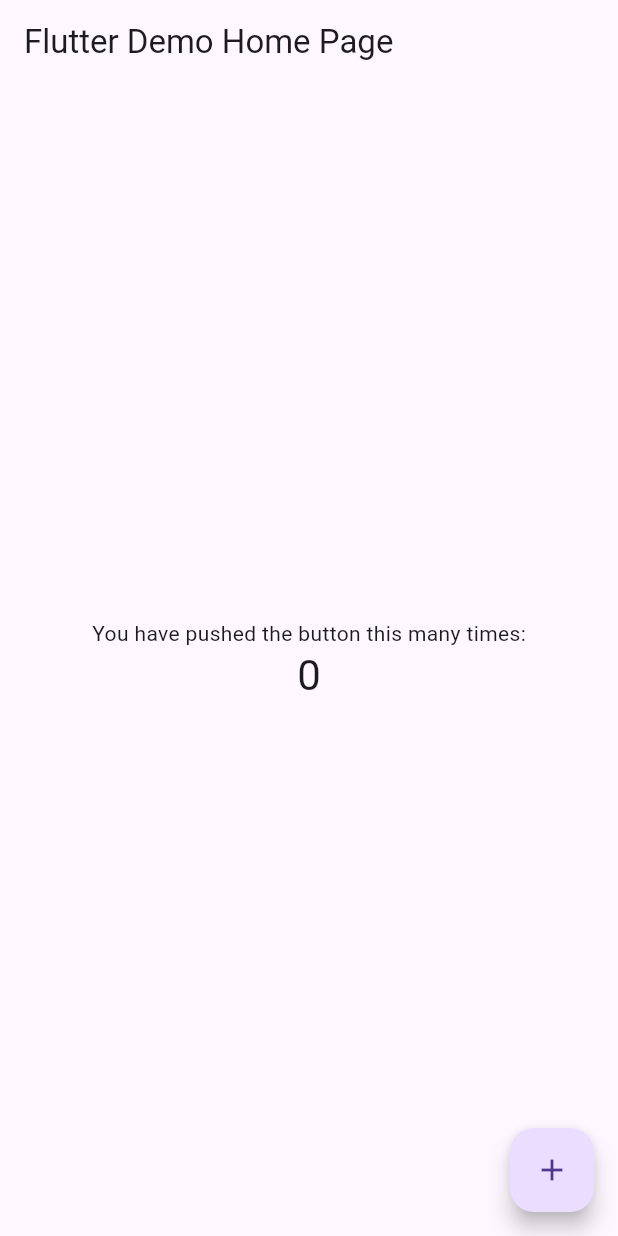
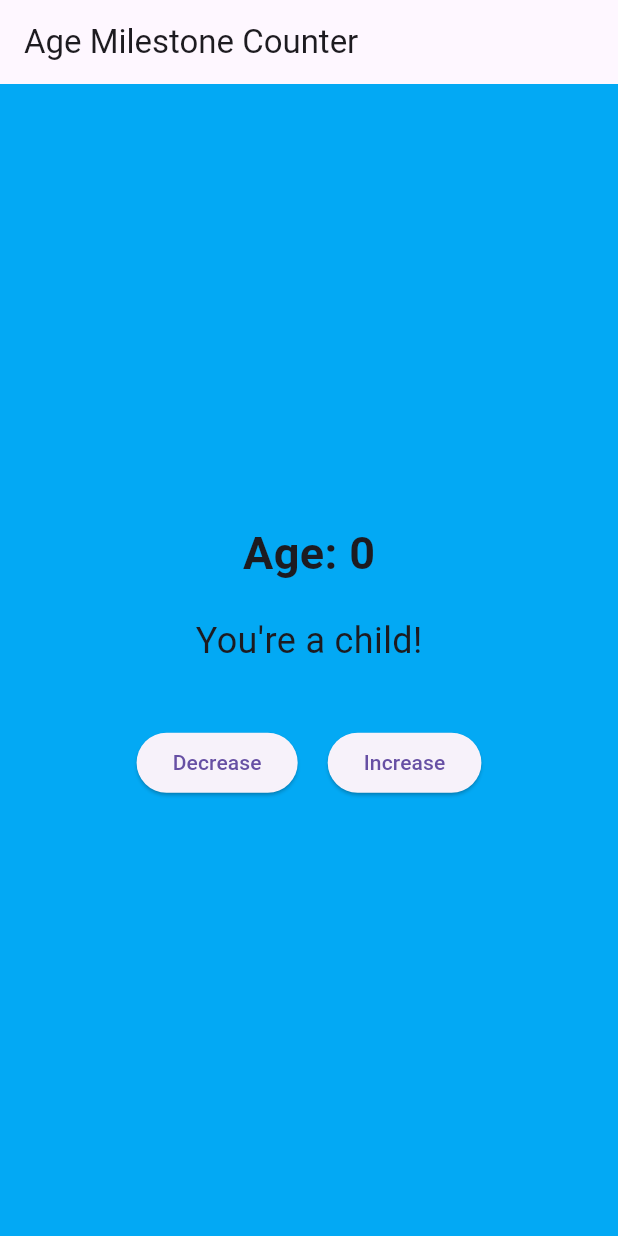
Before and after one commit to abdulmujeeb4ahmed/age_milestones, a Flutter app: the screen it shows after launch, on a phone screen of 412 x 824 dp. Run offline on Flutter 3.47's test engine with Material 3 defaults, Android fonts, the phone set to English and light mode, and no system bars.

Commit message:
Defines age milestones

```diff
--- a/lib/main.dart
+++ b/lib/main.dart
@@ -1,126 +1,88 @@
-import 'dart:io' show Platform;
-import 'package:flutter/foundation.dart' show kIsWeb;
 import 'package:flutter/material.dart';
-import 'package:provider/provider.dart';
-import 'package:window_size/window_size.dart';
 
 void main() {
-  setupWindow();
-  runApp(
-    // Provide the model to all widgets within the app. We're using
-    // ChangeNotifierProvider because that's a simple way to rebuild
-    // widgets when a model changes. We could also just use
-    // Provider, but then we would have to listen to Counter ourselves.
-    //
-    // Read Provider's docs to learn about all the available providers.
-    ChangeNotifierProvider(
-      // Initialize the model in the builder. That way, Provider
-      // can own Counter's lifecycle, making sure to call `dispose`
-      // when not needed anymore.
-      create: (context) => Counter(),
-      child: const MyApp(),
-    ),
-  );
+  runApp(AgeMilestoneApp());
 }
 
-const double windowWidth = 360;
-const double windowHeight = 640;
-
-void setupWindow() {
-  if (!kIsWeb && (Platform.isWindows || Platform.isLinux || Platform.isMacOS)) {
-    WidgetsFlutterBinding.ensureInitialized();
-    setWindowTitle('Provider Counter');
-    setWindowMinSize(const Size(windowWidth, windowHeight));
-    setWindowMaxSize(const Size(windowWidth, windowHeight));
-    getCurrentScreen().then((screen) {
-      setWindowFrame(Rect.fromCenter(
-        center: screen!.frame.center,
-        width: windowWidth,
-        height: windowHeight,
-      ));
-    });
-  }
-}
-
-/// Simplest possible model, with just one field.
-///
-/// [ChangeNotifier] is a class in `flutter:foundation`. [Counter] does
-/// _not_ depend on Provider.
-class Counter with ChangeNotifier {
-  int value = 0;
-
-  void increment() {
-    value += 1;
-    notifyListeners();
-  }
-}
-
-class MyApp extends StatelessWidget {
-  const MyApp({super.key});
-
+class AgeMilestoneApp extends StatelessWidget {
   @override
   Widget build(BuildContext context) {
     return MaterialApp(
-      title: 'Flutter Demo',
-      theme: ThemeData(
-        primarySwatch: Colors.blue,
-        useMaterial3: true,
-      ),
-      home: const MyHomePage(),
+      debugShowCheckedModeBanner: false,
+      home: AgeCounterScreen(),
     );
   }
 }
 
-class MyHomePage extends StatelessWidget {
-  const MyHomePage({super.key});
+class AgeCounterScreen extends StatefulWidget {
+  @override
+  _AgeCounterScreenState createState() => _AgeCounterScreenState();
+}
+
+class _AgeCounterScreenState extends State<AgeCounterScreen> {
+  int age = 0;
+
+  // Function to determine the milestone message and background color
+  Map<String, dynamic> getAgeMilestone(int age) {
+    if (age >= 0 && age <= 12) {
+      return {'message': "You're a child!", 'color': Colors.lightBlue};
+    } else if (age >= 13 && age <= 19) {
+      return {'message': "Teenager time!", 'color': Colors.lightGreen};
+    } else if (age >= 20 && age <= 30) {
+      return {'message': "You're a young adult!", 'color': Colors.yellow};
+    } else if (age >= 31 && age <= 50) {
+      return {'message': "You're an adult now!", 'color': Colors.orange};
+    } else {
+      return {'message': "Golden years!", 'color': Colors.grey};
+    }
+  }
 
   @override
   Widget build(BuildContext context) {
+    var milestone = getAgeMilestone(age);
+
     return Scaffold(
-      appBar: AppBar(
-        title: const Text('Flutter Demo Home Page'),
-      ),
+      backgroundColor: milestone['color'],
+      appBar: AppBar(title: Text("Age Milestone Counter")),
       body: Center(
         child: Column(
           mainAxisAlignment: MainAxisAlignment.center,
           children: [
-            const Text('You have pushed the button this many times:'),
-            // Consumer looks for an ancestor Provider widget
-            // and retrieves its model (Counter, in this case).
-            // Then it uses that model to build widgets, and will trigger
-            // rebuilds if the model is updated.
-            Consumer<Counter>(
-              builder: (context, counter, child) => Text(
-                '${counter.value}',
-                style: Theme.of(context).textTheme.headlineMedium,
-              ),
+            Text(
+              "Age: $age",
+              style: TextStyle(fontSize: 30, fontWeight: FontWeight.bold),
+            ),
+            SizedBox(height: 20),
+            Text(
+              milestone['message'],
+              style: TextStyle(fontSize: 24),
+            ),
+            SizedBox(height: 40),
+            Row(
+              mainAxisAlignment: MainAxisAlignment.center,
+              children: [
+                ElevatedButton(
+                  onPressed: () {
+                    setState(() {
+                      if (age > 0) age--; // Decrease age
+                    });
+                  },
+                  child: Text("Decrease"),
+                ),
+                SizedBox(width: 20),
+                ElevatedButton(
+                  onPressed: () {
+                    setState(() {
+                      age++; // Increase age
+                    });
+                  },
+                  child: Text("Increase"),
+                ),
+              ],
             ),
           ],
         ),
       ),
-      floatingActionButton: FloatingActionButton(
-        onPressed: () {
-          // You can access your providers anywhere you have access
-          // to the context. One way is to use Provider.of<Counter>(context).
-          // The provider package also defines extension methods on the context
-          // itself. You can call context.watch<Counter>() in a build method
-          // of any widget to access the current state of Counter, and to ask
-          // Flutter to rebuild your widget anytime Counter changes.
-          //
-          // You can't use context.watch() outside build methods, because that
-          // often leads to subtle bugs. Instead, you should use
-          // context.read<Counter>(), which gets the current state
-          // but doesn't ask Flutter for future rebuilds.
-          //
-          // Since we're in a callback that will be called whenever the user
-          // taps the FloatingActionButton, we are not in the build method here.
-          // We should use context.read().
-          var counter = context.read<Counter>();
-          counter.increment();
-        },
-        tooltip: 'Increment',
-        child: const Icon(Icons.add),
-      ),
     );
   }
 }
```
